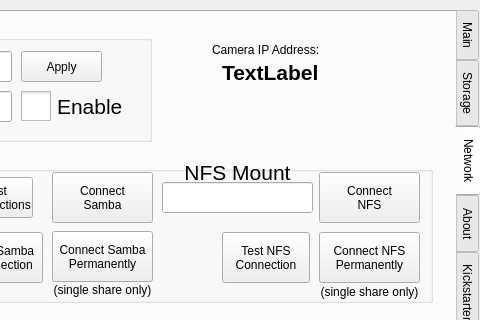
krontech/chronos-cam-app, file src/utilwindow.ui: the form before one commit; both pictures show x 320 to 800 and y 0 to 320 of the 800 by 480 pixel window.
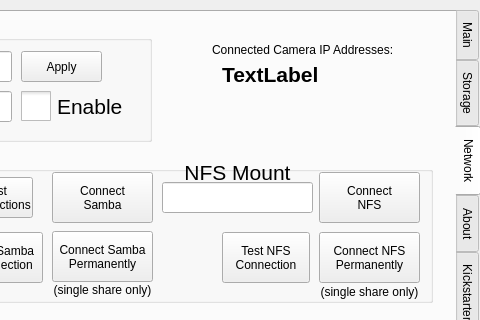
The form after the commit. Custom widgets are drawn as their Qt base class.

Commit message: Code cleanup, network page shows only connected IP interfaces

Patch:
```diff
--- a/src/utilwindow.ui
+++ b/src/utilwindow.ui
@@ -1437,12 +1437,12 @@
       <rect>
        <x>520</x>
        <y>30</y>
-       <width>141</width>
+       <width>201</width>
        <height>16</height>
       </rect>
      </property>
      <property name="text">
-      <string>Camera IP Address:</string>
+      <string>Connected Camera IP Addresses:</string>
      </property>
     </widget>
     <widget class="QLabel" name="lblIpAddress">
@@ -1451,7 +1451,7 @@
        <x>530</x>
        <y>50</y>
        <width>161</width>
-       <height>21</height>
+       <height>51</height>
       </rect>
      </property>
      <property name="font">
@@ -1464,6 +1464,9 @@
      <property name="text">
       <string>TextLabel</string>
      </property>
+     <property name="alignment">
+      <set>Qt::AlignLeading|Qt::AlignLeft|Qt::AlignTop</set>
+     </property>
     </widget>
     <widget class="QGroupBox" name="gbNetStatus">
      <property name="geometry">
```
The commit also changes 1 other file.
